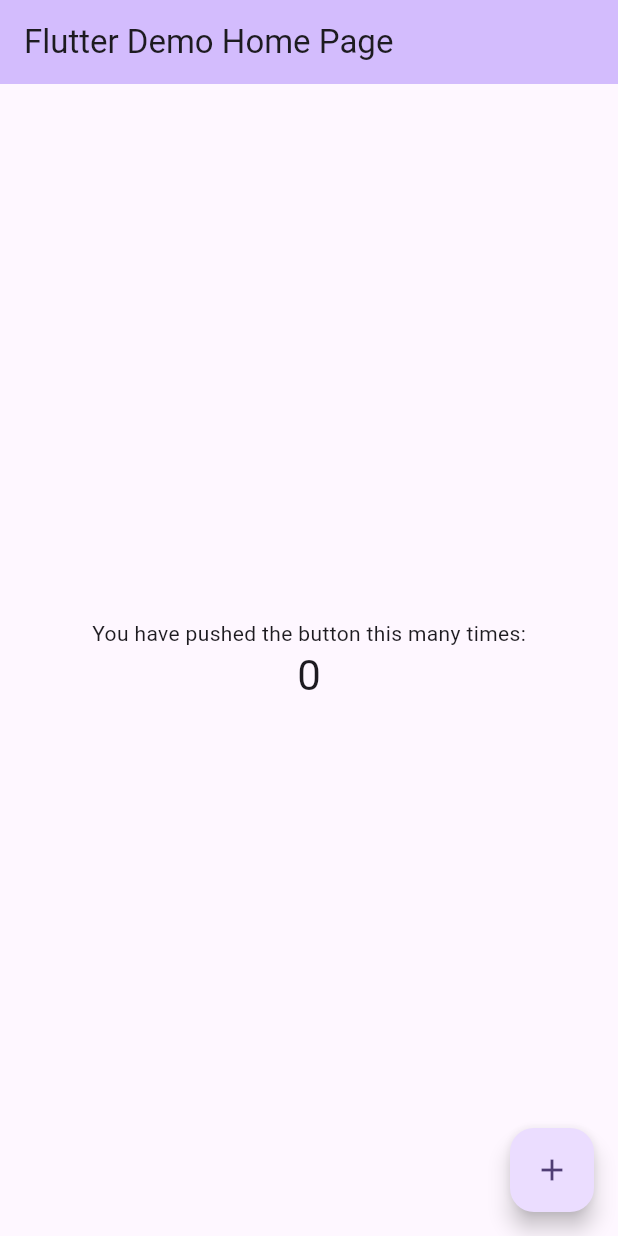
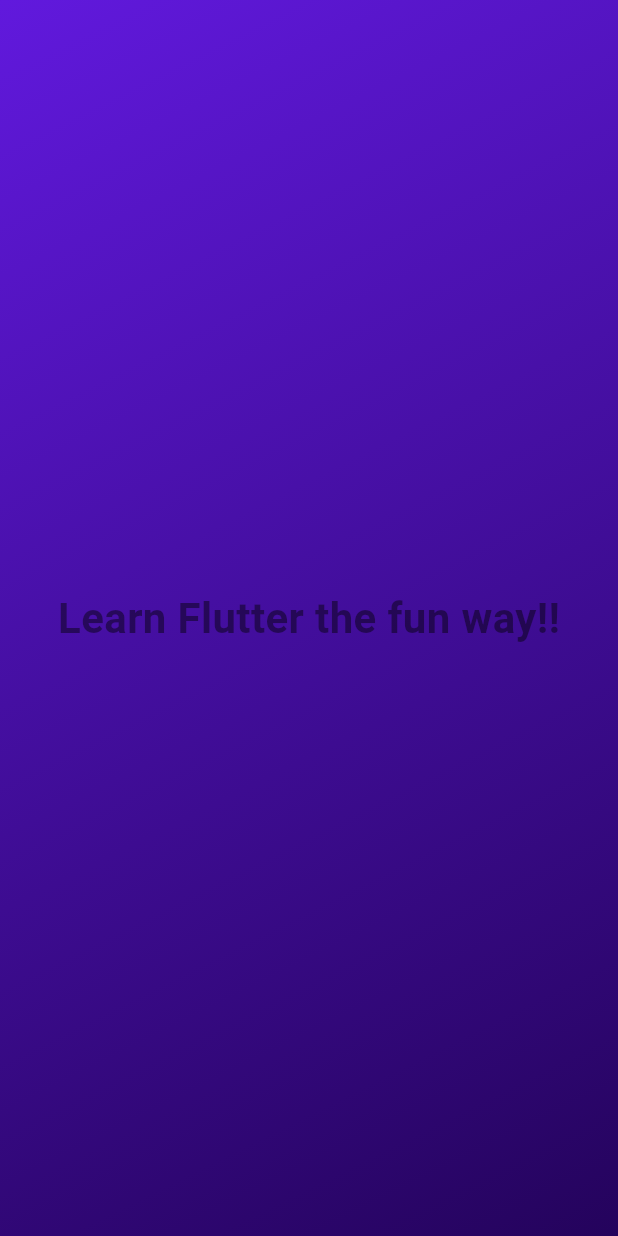
Before and after one commit to Elineu09/flutter_quiz, a Flutter app: the screen it shows after launch, on a phone screen of 412 x 824 dp. Run offline on Flutter 3.47's test engine with Material 3 defaults, Android fonts, the phone set to English and light mode, and no system bars.

Commit message:
Add background color and change text

```diff
--- a/lib/main.dart
+++ b/lib/main.dart
@@ -1,122 +1,32 @@
 import 'package:flutter/material.dart';
 
 void main() {
-  runApp(const MyApp());
-}
-
-class MyApp extends StatelessWidget {
-  const MyApp({super.key});
-
-  // This widget is the root of your application.
-  @override
-  Widget build(BuildContext context) {
-    return MaterialApp(
-      title: 'Flutter Demo',
-      theme: ThemeData(
-        // This is the theme of your application.
-        //
-        // TRY THIS: Try running your application with "flutter run". You'll see
-        // the application has a purple toolbar. Then, without quitting the app,
-        // try changing the seedColor in the colorScheme below to Colors.green
-        // and then invoke "hot reload" (save your changes or press the "hot
-        // reload" button in a Flutter-supported IDE, or press "r" if you used
-        // the command line to start the app).
-        //
-        // Notice that the counter didn't reset back to zero; the application
-        // state is not lost during the reload. To reset the state, use hot
-        // restart instead.
-        //
-        // This works for code too, not just values: Most code changes can be
-        // tested with just a hot reload.
-        colorScheme: ColorScheme.fromSeed(seedColor: Colors.deepPurple),
-      ),
-      home: const MyHomePage(title: 'Flutter Demo Home Page'),
-    );
-  }
-}
-
-class MyHomePage extends StatefulWidget {
-  const MyHomePage({super.key, required this.title});
-
-  // This widget is the home page of your application. It is stateful, meaning
-  // that it has a State object (defined below) that contains fields that affect
-  // how it looks.
-
-  // This class is the configuration for the state. It holds the values (in this
-  // case the title) provided by the parent (in this case the App widget) and
-  // used by the build method of the State. Fields in a Widget subclass are
-  // always marked "final".
-
-  final String title;
-
-  @override
-  State<MyHomePage> createState() => _MyHomePageState();
-}
-
-class _MyHomePageState extends State<MyHomePage> {
-  int _counter = 0;
-
-  void _incrementCounter() {
-    setState(() {
-      // This call to setState tells the Flutter framework that something has
-      // changed in this State, which causes it to rerun the build method below
-      // so that the display can reflect the updated values. If we changed
-      // _counter without calling setState(), then the build method would not be
-      // called again, and so nothing would appear to happen.
-      _counter++;
-    });
-  }
-
-  @override
-  Widget build(BuildContext context) {
-    // This method is rerun every time setState is called, for instance as done
-    // by the _incrementCounter method above.
-    //
-    // The Flutter framework has been optimized to make rerunning build methods
-    // fast, so that you can just rebuild anything that needs updating rather
-    // than having to individually change instances of widgets.
-    return Scaffold(
-      appBar: AppBar(
-        // TRY THIS: Try changing the color here to a specific color (to
-        // Colors.amber, perhaps?) and trigger a hot reload to see the AppBar
-        // change color while the other colors stay the same.
-        backgroundColor: Theme.of(context).colorScheme.inversePrimary,
-        // Here we take the value from the MyHomePage object that was created by
-        // the App.build method, and use it to set our appbar title.
-        title: Text(widget.title),
-      ),
-      body: Center(
-        // Center is a layout widget. It takes a single child and positions it
-        // in the middle of the parent.
-        child: Column(
-          // Column is also a layout widget. It takes a list of children and
-          // arranges them vertically. By default, it sizes itself to fit its
-          // children horizontally, and tries to be as tall as its parent.
-          //
-          // Column has various properties to control how it sizes itself and
-          // how it positions its children. Here we use mainAxisAlignment to
-          // center the children vertically; the main axis here is the vertical
-          // axis because Columns are vertical (the cross axis would be
-          // horizontal).
-          //
-          // TRY THIS: Invoke "debug painting" (choose the "Toggle Debug Paint"
-          // action in the IDE, or press "p" in the console), to see the
-          // wireframe for each widget.
-          mainAxisAlignment: MainAxisAlignment.center,
-          children: <Widget>[
-            const Text('You have pushed the button this many times:'),
-            Text(
-              '$_counter',
-              style: Theme.of(context).textTheme.headlineMedium,
+  runApp(
+    MaterialApp(
+      home: Scaffold(
+        body: Container(
+          decoration: BoxDecoration(
+            gradient: LinearGradient(
+              colors: [
+                Color.fromARGB(255, 97, 25, 221),
+                Color.fromARGB(255, 36, 3, 92),
+              ],
+              begin: Alignment.topLeft,
+              end: Alignment.bottomRight,
             ),
-          ],
+          ),
+          child: Center(
+            child: Text(
+              style: TextStyle(
+                color: Colors.black45,
+                fontSize: 28,
+                fontWeight: FontWeight.bold,
+              ),
+              "Learn Flutter the fun way!!",
+            ),
+          ),
         ),
       ),
-      floatingActionButton: FloatingActionButton(
-        onPressed: _incrementCounter,
-        tooltip: 'Increment',
-        child: const Icon(Icons.add),
-      ), // This trailing comma makes auto-formatting nicer for build methods.
-    );
-  }
+    ),
+  );
 }
```
